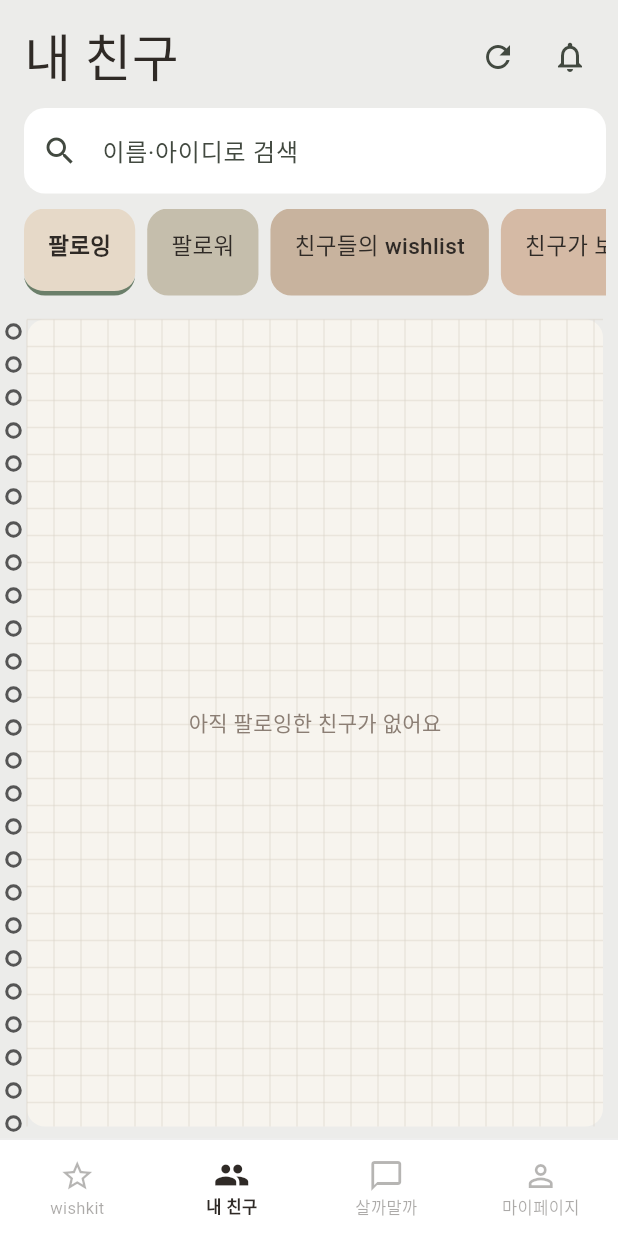
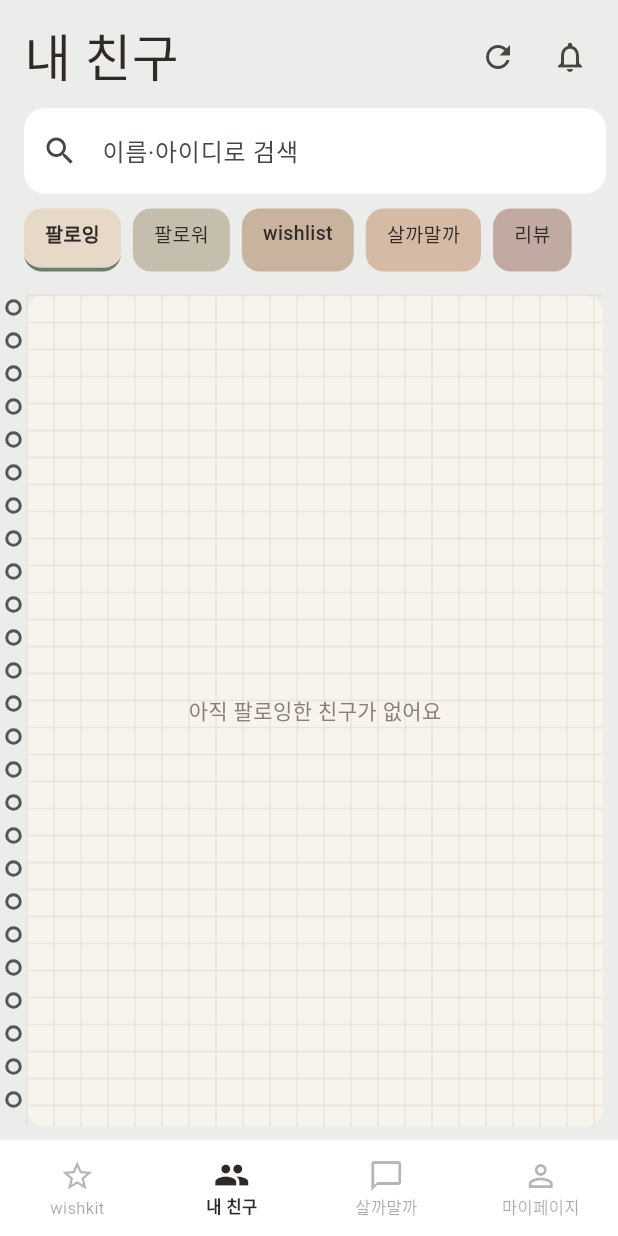
Before and after one commit to soft-studio-team/2026-softstudio-project, a Flutter app: the FriendsScreen screen opened by its route, on a phone screen of 412 x 824 dp. Run offline on Flutter 3.47's test engine with Material 3 defaults, Android fonts, the phone set to English and light mode, and no system bars; our stand-ins replace cloud_firestore, firebase_auth, firebase_core, firebase_storage, go_router, google_fonts and 2 more; missing offline and left inert: flutter_inappwebview, receive_sharing_intent; accounts and stored records are empty; Roboto replaces fonts that are missing (Jua).

Commit message:
Show friend-tab prefixes only on the selected chip.
Shorter chips stay scannable, and the longer “친구들의 / 친구가 보낸” labels appear only when that tab is active.

Co-authored-by: Cursor <cursoragent@cursor.com>

```diff
--- a/wishlist-appversion2/flutter_app/lib/screens/friends/friends_screen.dart
+++ b/wishlist-appversion2/flutter_app/lib/screens/friends/friends_screen.dart
@@ -143,7 +143,7 @@ class _FriendsScreenState extends State<FriendsScreen> {
                   ),
                   const SizedBox(height: 10),
                   SizedBox(
-                    height: 58,
+                    height: 42,
                     child: ListView(
                       scrollDirection: Axis.horizontal,
                       children: [
@@ -162,21 +162,24 @@ class _FriendsScreenState extends State<FriendsScreen> {
                         ),
                         const SizedBox(width: 8),
                         _TabChip(
-                          label: '친구들의 wishlist',
+                          label: 'wishlist',
+                          fullLabel: '친구들의 wishlist',
                           color: DiaryColors.folderPink,
                           active: tab == 2,
                           onTap: () => store.selectFriendsTab(2),
                         ),
                         const SizedBox(width: 8),
                         _TabChip(
-                          label: '친구가 보낸 살까말까',
+                          label: '살까말까',
+                          fullLabel: '친구가 보낸 살까말까',
                           color: DiaryColors.folderPeach,
                           active: tab == 3,
                           onTap: () => store.selectFriendsTab(3),
                         ),
                         const SizedBox(width: 8),
                         _TabChip(
-                          label: '친구들의 리뷰',
+                          label: '리뷰',
+                          fullLabel: '친구들의 리뷰',
                           color: DiaryColors.folderLilac,
                           active: tab == 4,
                           onTap: () => store.selectFriendsTab(4),
@@ -600,36 +603,44 @@ class _TabChip extends StatelessWidget {
     required this.color,
     required this.active,
     required this.onTap,
+    this.fullLabel,
   });
 
   final String label;
+  final String? fullLabel;
   final Color color;
   final bool active;
   final VoidCallback onTap;
 
   @override
   Widget build(BuildContext context) {
+    final text = active && fullLabel != null ? fullLabel! : label;
     return GestureDetector(
       onTap: onTap,
+      child: AnimatedSize(
+        duration: const Duration(milliseconds: 180),
+        curve: Curves.easeOut,
+        alignment: Alignment.centerLeft,
         child: Container(
-        padding: const EdgeInsets.symmetric(horizontal: 16, vertical: 14),
+          padding: const EdgeInsets.symmetric(horizontal: 14, vertical: 8),
           decoration: BoxDecoration(
             color: color,
-          borderRadius: BorderRadius.circular(14),
+            borderRadius: BorderRadius.circular(12),
             border: Border(
               bottom: BorderSide(
                 color: active ? DiaryColors.accent : Colors.transparent,
-              width: 3,
+                width: 2.5,
               ),
             ),
           ),
           child: Text(
-          label,
+            text,
             textAlign: TextAlign.center,
             maxLines: 1,
             style: DiaryTheme.body(
-            15,
+              13,
               weight: active ? FontWeight.w700 : FontWeight.w500,
+            ),
           ),
         ),
       ),
```
Lines whose indentation alone changed are shown as unchanged.
